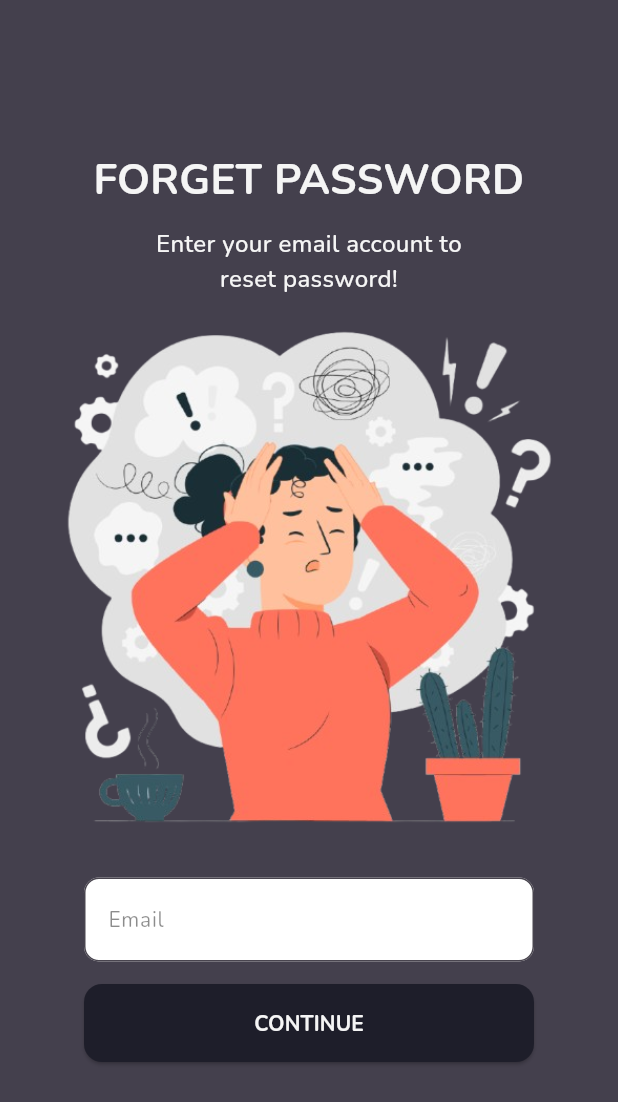
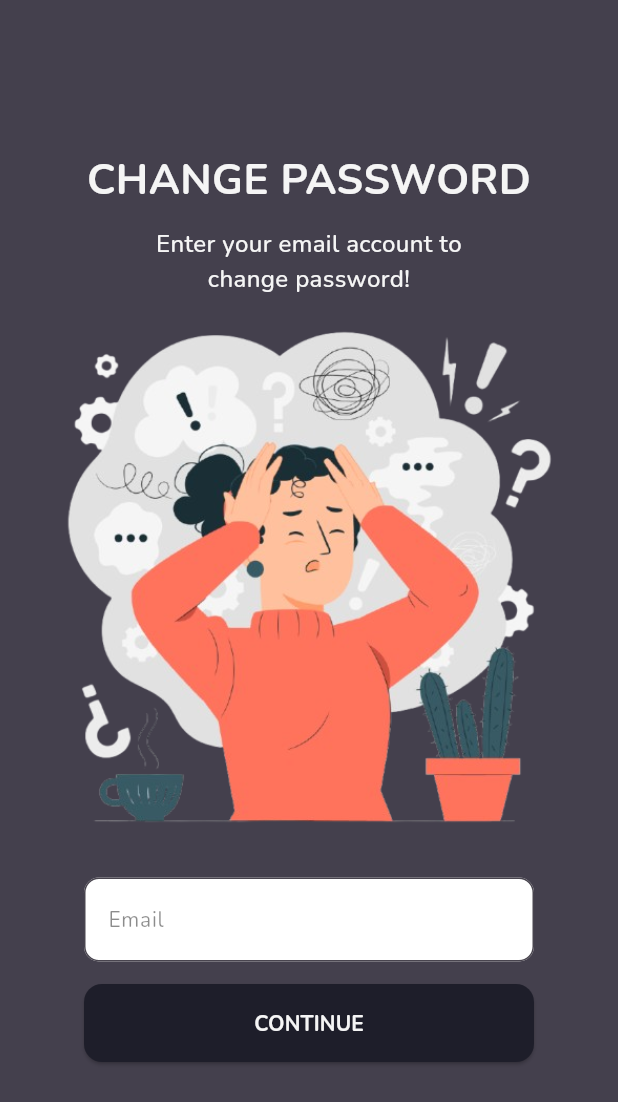
Before and after one commit to brianashari18/listify-todolist-app-frontend, a Flutter app: the Profile screen opened directly with empty values, after a tap on "Change Password", on a phone screen of 412 x 824 dp. Shown: the top 1102 px of the screen. Run offline on Flutter 3.47's test engine with Material 3 defaults, Android fonts, the phone set to English and light mode, and no system bars; our stand-ins replace carousel_slider, flutter_colorpicker, flutter_dotenv, flutter_riverpod, google_fonts, google_sign_in and 2 more; accounts and stored records are empty; network calls fail.

Commit message:
add change password

```diff
--- a/lib/models/recomendation_model.dart
+++ b/lib/models/recomendation_model.dart
@@ -1,13 +1,13 @@
 class Recommendation {
   final String link;
-  final String snippet;
+  final String title;
 
   Recommendation({
     required this.link,
-    required this.snippet
+    required this.title
   });
 
   factory Recommendation.fromJson(Map<String, dynamic> json) {
-    return Recommendation(link: json['link'], snippet: json['snippet']);
+    return Recommendation(link: json['link'], title: json['title']);
   }
 }
--- /dev/null
+++ b/lib/screens/changePassword_Screen.dart
@@ -0,0 +1,179 @@
+import 'package:flutter/material.dart';
+import 'package:listify/screens/verification_screen.dart';
+
+import '../services/auth_service.dart';
+
+class ChangePasswordScreen extends StatefulWidget {
+  const ChangePasswordScreen({super.key});
+
+  @override
+  State<ChangePasswordScreen> createState() => _ChangePasswordScreenState();
+}
+
+class _ChangePasswordScreenState extends State<ChangePasswordScreen> {
+  final TextEditingController _emailController = TextEditingController();
+  final AuthService _apiService = AuthService();
+  bool _isContinue = false;
+
+  String? _emailError;
+
+  @override
+  void dispose() {
+    _emailController.dispose();
+    super.dispose();
+  }
+
+  @override
+  Widget build(BuildContext context) {
+    final deviceHeight = MediaQuery.of(context).size.height;
+    final fontSize = (deviceHeight * 0.05).clamp(24.0, 28.0);
+    return Scaffold(
+      body: SingleChildScrollView(
+        child: Container(
+          height: deviceHeight,
+          padding: const EdgeInsets.symmetric(vertical: 100, horizontal: 24),
+          child: Column(
+            mainAxisSize: MainAxisSize.max,
+            mainAxisAlignment: MainAxisAlignment.spaceBetween,
+            children: [
+              Text(
+                'CHANGE PASSWORD',
+                textAlign: TextAlign.center,
+                style: TextStyle(
+                  fontSize: fontSize,
+                  fontWeight: FontWeight.bold,
+                  color: const Color.fromRGBO(245, 245, 245, 1),
+                ),
+              ),
+              const Text(
+                'Enter your email account to\nchange password!',
+                textAlign: TextAlign.center,
+                style: TextStyle(
+                  fontSize: 16,
+                  fontWeight: FontWeight.w500,
+                  color: Color.fromRGBO(245, 245, 245, 1),
+                ),
+              ),
+              Image.asset(
+                'assets/images/forgetPass.png',
+                height: 350,
+              ),
+              Padding(
+                padding: const EdgeInsets.symmetric(
+                    horizontal: 32.0, vertical: 16.0),
+                child: Column(
+                  children: [
+                    Container(
+                      decoration: BoxDecoration(
+                        borderRadius: BorderRadius.circular(10),
+                      ),
+                      child: TextField(
+                        controller: _emailController,
+                        decoration: InputDecoration(
+                          hintText: 'Email',
+                          hintStyle: const TextStyle(
+                            fontSize: 14,
+                            color: Colors.black45,
+                          ),
+                          errorStyle: const TextStyle(
+                            color: Colors.red,
+                            shadows: [
+                              Shadow(
+                                offset: Offset(0.3, 0.3),
+                                blurRadius: 2.0,
+                                color: Colors.red,
+                              ),
+                            ],
+                          ),
+                          errorText: _emailError,
+                          // Tampilkan pesan error jika ada
+                          border: OutlineInputBorder(
+                            borderRadius: BorderRadius.circular(10),
+                          ),
+                          filled: true,
+                          fillColor: Colors.white,
+                        ),
+                      ),
+                    ),
+                    const SizedBox(height: 15),
+                    SizedBox(
+                      width: double.infinity,
+                      child: ElevatedButton(
+                        onPressed: () {
+                          _handleContinue();
+                        },
+                        style: ElevatedButton.styleFrom(
+                          backgroundColor: const Color.fromRGBO(30, 30, 42, 1),
+                          // Background color
+                          shape: RoundedRectangleBorder(
+                            borderRadius: BorderRadius.circular(12),
+                          ),
+                          padding: const EdgeInsets.symmetric(vertical: 16),
+                        ),
+                        child: _isContinue
+                            ? const CircularProgressIndicator()
+                            : const Text(
+                          'CONTINUE',
+                          style: TextStyle(
+                            color: Color.fromRGBO(245, 245, 245, 1),
+                            fontWeight: FontWeight.bold,
+                          ),
+                        ),
+                      ),
+                    ),
+                  ],
+                ),
+              ),
+            ],
+          ),
+        ),
+      ),
+      backgroundColor: const Color.fromRGBO(68, 64, 77, 1),
+    );
+  }
+
+  bool _isValidEmail(String email) {
+    final RegExp emailRegex =
+    RegExp(r'^[a-zA-Z0-9._%+-]+@[a-zA-Z0-9.-]+\.[a-zA-Z]{2,}$');
+    return emailRegex.hasMatch(email);
+  }
+
+  void _handleContinue() async {
+    setState(() {
+      _isContinue = true;
+    });
+
+    final email = _emailController.text.trim();
+    if (_isValidEmail(email)) {
+      setState(() {
+        _emailError = null;
+      });
+
+      final result = await _apiService.forgotPassword(email);
+
+      setState(() {
+        _isContinue = false;
+      });
+
+      if (result['success'] == 'true') {
+        final message = result['message'];
+        ScaffoldMessenger.of(context)
+            .showSnackBar(SnackBar(content: Text(message)));
+        Navigator.of(context).push(
+          MaterialPageRoute(
+              builder: (context) => VerificationScreen(email: email)),
+        );
+      } else {
+        final errorMessage = result['error'];
+        ScaffoldMessenger.of(context)
+            .showSnackBar(SnackBar(content: Text(errorMessage)));
+      }
+    } else {
+      setState(() {
+        _isContinue = false;
+        _emailError = 'Please enter a valid email address';
+        FocusScope.of(context).requestFocus(FocusNode());
+      });
+    }
+  }
+}
--- a/lib/screens/edit_subtask_screen.dart
+++ b/lib/screens/edit_subtask_screen.dart
@@ -419,7 +419,7 @@ class _EditSubTaskScreenState extends ConsumerState<EditSubTaskScreen> {
                             crossAxisAlignment: CrossAxisAlignment.start,
                             children: [
                               Text(
-                                truncateText(_recommendations[index].snippet),
+                                truncateText(_recommendations[index].title),
                                 style: Theme.of(context)
                                     .textTheme
                                     .bodyLarge!
--- a/lib/screens/homepage_screen.dart
+++ b/lib/screens/homepage_screen.dart
@@ -565,7 +565,9 @@ class _HomepageScreenState extends ConsumerState<HomepageScreen> {
             mainAxisSize: MainAxisSize.min,
             children: [
               const Text(
-                "Do you want to delete this task list?",
+                "Are you sure want to delete this task list? Once deleted, "
+                    "the task list and all its contents will be permanently removed "
+                    "and cannot be restored.",
                 style: TextStyle(
                   fontSize: 18,
                   fontWeight: FontWeight.bold,
@@ -588,7 +590,7 @@ class _HomepageScreenState extends ConsumerState<HomepageScreen> {
                       padding: const EdgeInsets.symmetric(
                           vertical: 12, horizontal: 30),
                     ),
-                    child: const Text("Save"),
+                    child: const Text("Yes"),
                   ),
                 ],
               ),
--- a/lib/screens/profile.dart
+++ b/lib/screens/profile.dart
@@ -1,9 +1,9 @@
 import 'package:flutter/material.dart';
-import 'package:listify/screens/forget_password_screen.dart';
 import 'package:listify/screens/start_screen.dart';
 import 'package:listify/services/user_service.dart';
 
 import '../models/user_model.dart';
+import 'changePassword_Screen.dart';
 
 class Profile extends StatefulWidget {
   const Profile({super.key, required this.user});
@@ -74,7 +74,7 @@ class _ProfileState extends State<Profile> {
                       onPressed: () {
                         Navigator.of(context).push(MaterialPageRoute(
                             builder: (context) =>
-                                const ForgetPasswordScreen()));
+                                const ChangePasswordScreen()));
                       },
                     ),
                     Spacer(),
--- a/lib/services/ai_service.dart
+++ b/lib/services/ai_service.dart
@@ -4,7 +4,7 @@ import 'package:listify/models/subtask_model.dart';
 import 'package:http/http.dart' as http;
 
 class AIService {
-  final String _baseUrl = "http://192.168.18.11:5000/api";
+  final String _baseUrl = "http://172.20.10.3:5000/api";
 
   Future<Map<String, dynamic>> getRecommendation(SubTask subtask) async {
     try {
--- a/lib/services/auth_service.dart
+++ b/lib/services/auth_service.dart
@@ -6,7 +6,7 @@ import 'package:listify/services/user_service.dart';
 import '../models/user_model.dart';
 
 class AuthService {
-  final _baseUrl = "http://192.168.0.185:8080/api/users";
+  final _baseUrl = "http://172.20.10.3:8080/api/users";
   final UserService _userService = UserService();
 
   Future<Map<String, dynamic>> login(String email, String password) async {
--- a/lib/services/google_service.dart
+++ b/lib/services/google_service.dart
@@ -8,7 +8,7 @@ import '../models/user_model.dart';
 
 class GoogleService {
   final UserService _userService = UserService();
-  final _baseUrl = "http://192.168.0.185:8080/api";
+  final _baseUrl = "http://172.20.10.3:8080/api";
   final _googleSignIn =
       GoogleSignIn(clientId: dotenv.env["GOOGLE_WEB_CLIENT_ID"], scopes: [
     'https://www.googleapis.com/auth/userinfo.profile',
--- a/lib/services/subtask_service.dart
+++ b/lib/services/subtask_service.dart
@@ -4,7 +4,7 @@ import 'package:http/http.dart' as http;
 import '../models/user_model.dart';
 
 class SubTaskService {
-  final String _baseUrl = "http://192.168.0.185:8080/api";
+  final String _baseUrl = "http://172.20.10.3:8080/api";
 
   Future<Map<String, dynamic>> fetchSubTasks(User user, int taskId) async {
     try {
--- a/lib/services/task_service.dart
+++ b/lib/services/task_service.dart
@@ -6,7 +6,7 @@ import '../models/task_model.dart';
 import '../models/user_model.dart';
 
 class TaskService {
-  final _baseUrl = "http://192.168.0.185:8080/api";
+  final _baseUrl = "http://172.20.10.3:8080/api";
 
   Future<Map<String, dynamic>> loadTasks(User user) async {
     try {
--- a/lib/services/workspace_service.dart
+++ b/lib/services/workspace_service.dart
@@ -9,7 +9,7 @@ import '../models/task_model.dart';
 import '../models/user_model.dart';
 
 class WorkspaceService {
-  final _baseUrl = "http://192.168.0.185:8080/api";
+  final _baseUrl = "http://172.20.10.3:8080/api";
 
   Future<Map<String, dynamic>> loadTasks(User user) async {
     try {
```
Also changed, not shown: lib/screens/subtask_screen.dart (+5 -10 lines).
